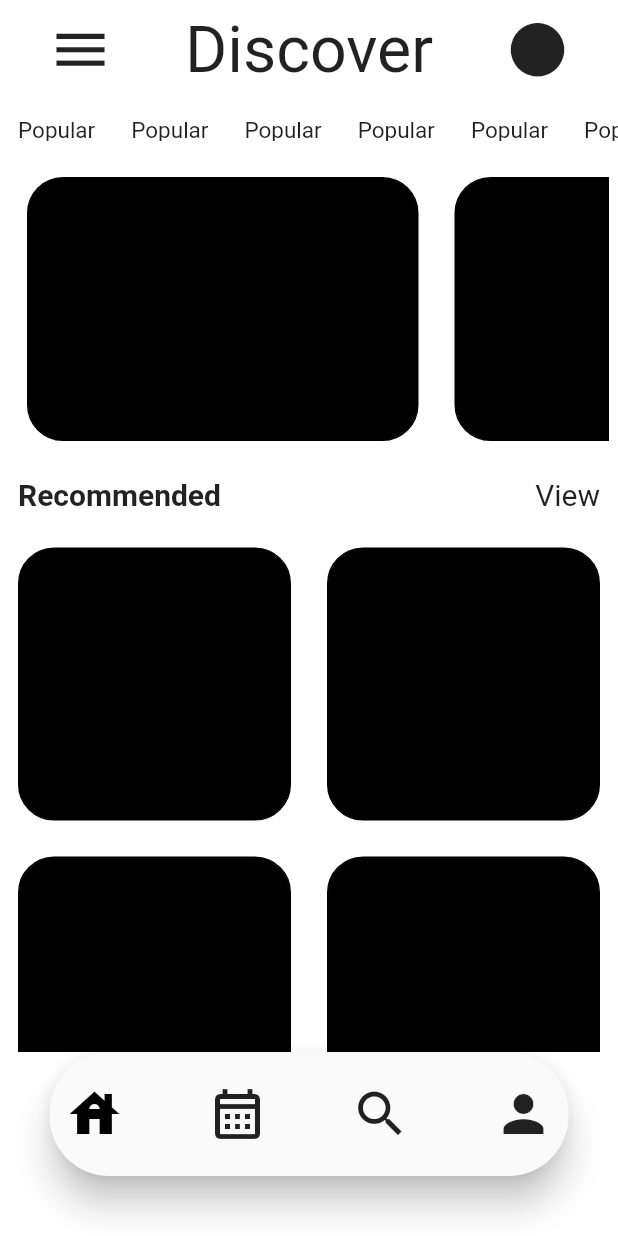
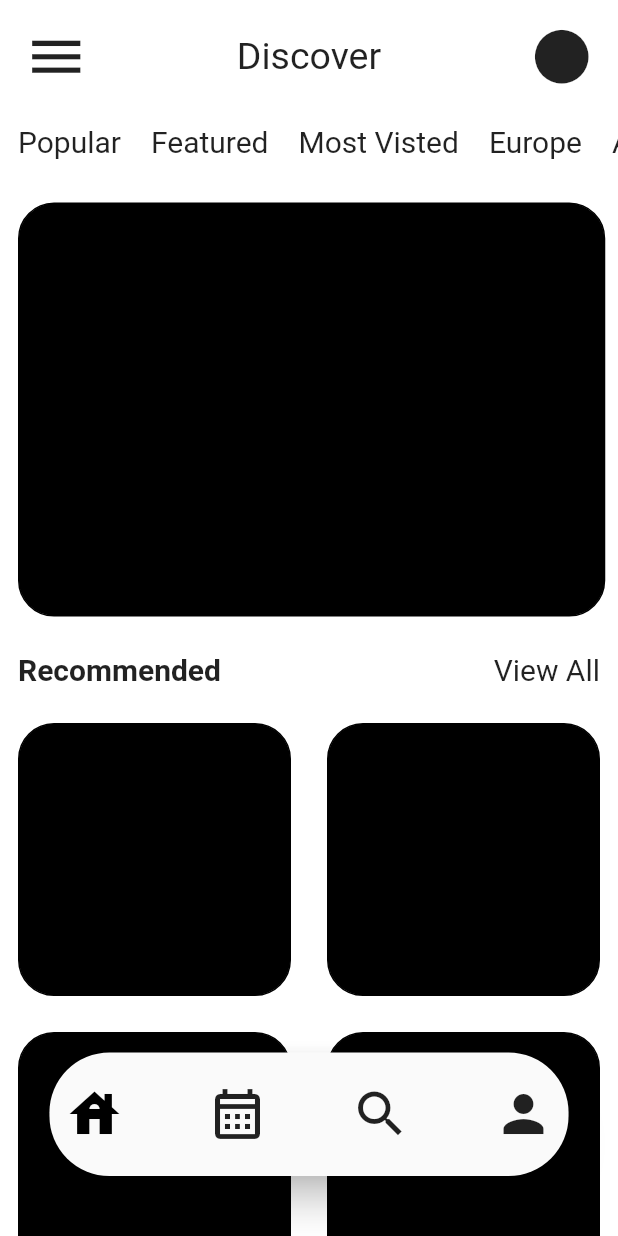
Before and after one commit to Yaswinkirito/travel_app, a Flutter app: the Home screen opened by its route, on a phone screen of 412 x 824 dp. Run offline on Flutter 3.47's test engine with Material 2 defaults, Android fonts, the phone set to English and light mode, and no system bars; our stand-ins replace flutter_rating_bar, go_router.

```diff
--- a/lib/components.dart
+++ b/lib/components.dart
@@ -109,18 +109,34 @@ class _SymbolState extends State<Symbol> {
   }
 }
 
-class SlideText extends StatelessWidget {
-  const SlideText({super.key, required this.s, required this.i});
-  final String s;
-  final double i;
-  @override
-  Widget build(BuildContext context) {
+class Slides {
+  Slides({required this.currentIndex});
+  final int currentIndex;
+  List slidenames = [
+    ["Popular", false],
+    ["Featured", false],
+    ["Most Visted", false],
+    ["Europe", false],
+    ["Asia", false],
+    ["Africa", false]
+  ];
+  void tag(int i) {
+    for (int j = 0; j < slidenames.length; j++) {
+      slidenames[j][1] = false;
+    }
+    slidenames[i][1] = true;
+  }
+
+  Padding GetTag(int index) {
     return Padding(
-      padding: EdgeInsets.all(12.0),
-      child: (Text(
-        s,
-        style: TextStyle(fontSize: i, fontWeight: FontWeight.w400),
-      )),
+      padding: const EdgeInsets.all(8.0),
+      child: Text(
+        slidenames[index][0],
+        style: TextStyle(
+            fontWeight:
+                slidenames[index][1] ? FontWeight.bold : FontWeight.w400,
+            fontSize: 20),
+      ),
     );
   }
 }
--- a/lib/main.dart
+++ b/lib/main.dart
@@ -2,20 +2,9 @@ import 'package:flutter/material.dart';
 import 'package:go_router/go_router.dart';
 import 'package:travel_app/pages/home_page.dart';
 import 'package:travel_app/pages/starting_page.dart';
+import 'package:travel_app/routes.dart';
 
 import 'Components.dart';
-
-final routes = GoRouter(
-  routes: <RouteBase>[
-    GoRoute(
-        path: '/',
-        builder: (context, state) =>
-            MyHomePage(size: MediaQuery.of(context).size)),
-    GoRoute(
-        path: '/home',
-        builder: (context, state) => Home(size: MediaQuery.of(context).size))
-  ],
-);
 
 void main() {
   runApp(const MyApp());
@@ -75,6 +64,7 @@ class Home extends StatelessWidget {
   @override
   Widget build(BuildContext context) {
     return Scaffold(
+        extendBody: true,
         backgroundColor: Colors.white,
         bottomNavigationBar: NavBar(c: c),
         body: Pages());
--- a/lib/pages/home_page.dart
+++ b/lib/pages/home_page.dart
@@ -1,35 +1,55 @@
 import 'package:flutter/material.dart';
+import 'package:go_router/go_router.dart';
 import 'package:travel_app/Components.dart';
 
-class Pages extends StatelessWidget {
+class Pages extends StatefulWidget {
   const Pages({super.key});
 
   @override
+  State<Pages> createState() => _PagesState();
+}
+
+class _PagesState extends State<Pages> {
+  @override
   Widget build(BuildContext context) {
+    var slide = Slides(currentIndex: 0);
+
     return SafeArea(
+      bottom: false,
       child: Column(children: [
         Padding(
           padding: const EdgeInsets.all(8.0),
           child: bar(),
         ),
         SizedBox(
-            height: 40,
+            height: 48,
             child: ListView.builder(
                 scrollDirection: Axis.horizontal,
+                itemCount: 6,
                 itemBuilder: (context, index) {
-                  return const SlideText(s: "Popular", i: 15.0);
+                  return Padding(
+                    padding: const EdgeInsets.fromLTRB(4.0, 0, 0, 0),
+                    child: GestureDetector(
+                        child: slide.GetTag(index),
+                        onTap: () {
+                          slide.tag(index);
+                          setState(() {});
+                          print(slide.slidenames);
+                        }),
+                  );
                 })),
         SizedBox(
-          height: 200,
-          width: 400,
+          height: 300,
+          width: 600,
           child: ListView.builder(
+              itemCount: 8,
               scrollDirection: Axis.horizontal,
               itemBuilder: (context, index) {
                 return Padding(
                   padding: const EdgeInsets.all(12.0),
                   child: Container(
-                    height: 201,
-                    width: 261,
+                    height: 402 * (1 / 3),
+                    width: 522 * (0.75),
                     decoration: BoxDecoration(
                       color: Colors.black,
                       border: Border.all(color: Colors.black),
@@ -48,7 +68,7 @@ class Pages extends StatelessWidget {
               style: TextStyle(fontSize: 20, fontWeight: FontWeight.bold),
             ),
             Text(
-              "View",
+              "View All",
               style: TextStyle(fontSize: 20),
             )
           ]),
@@ -57,7 +77,8 @@ class Pages extends StatelessWidget {
           child: GridView.count(
               crossAxisCount: 2,
               children: List.generate(8, (index) {
-                return Center(
+                return GestureDetector(
+                  child: Center(
                       child: Padding(
                     padding: const EdgeInsets.all(12.0),
                     child: Container(
@@ -69,7 +90,9 @@ class Pages extends StatelessWidget {
                         borderRadius: BorderRadius.circular(24.0),
                       ),
                     ),
-                ));
+                  )),
+                  onTap: () => {context.go('/detail')},
+                );
               })),
         )
       ]),
@@ -84,19 +107,22 @@ class bar extends StatelessWidget {
 
   @override
   Widget build(BuildContext context) {
-    return Row(mainAxisAlignment: MainAxisAlignment.spaceAround, children: [
+    return Padding(
+      padding: const EdgeInsets.all(8.0),
+      child: Row(mainAxisAlignment: MainAxisAlignment.spaceBetween, children: [
         Icon(
           Icons.menu_outlined,
           size: 43,
         ),
         Text(
           "Discover",
-        style: TextStyle(fontSize: 43),
+          style: TextStyle(fontSize: 25),
         ),
         Icon(
           Icons.circle,
           size: 43,
         )
-    ]);
+      ]),
+    );
   }
 }
--- /dev/null
+++ b/lib/routes.dart
@@ -0,0 +1,19 @@
+import 'package:flutter/cupertino.dart';
+import 'package:go_router/go_router.dart';
+import 'package:travel_app/pages/details.dart';
+import 'package:travel_app/pages/starting_page.dart';
+
+import 'main.dart';
+
+final routes = GoRouter(
+  routes: <RouteBase>[
+    GoRoute(
+        path: '/',
+        builder: (context, state) =>
+            MyHomePage(size: MediaQuery.of(context).size)),
+    GoRoute(
+        path: '/home',
+        builder: (context, state) => Home(size: MediaQuery.of(context).size)),
+    GoRoute(path: '/detail', builder: (context, state) => Detail())
+  ],
+);
--- a/pubspec.yaml
+++ b/pubspec.yaml
@@ -36,6 +36,7 @@ dependencies:
   # Use with the CupertinoIcons class for iOS style icons.
   cupertino_icons: ^1.0.2
   go_router: ^10.0.0
+  flutter_rating_bar: ^4.0.1
 
 dev_dependencies:
   flutter_test:
```
Also changed, not shown: lib/pages/details.dart (added, +121 -0 lines), pubspec.lock. Lines whose indentation alone changed are shown as unchanged.
